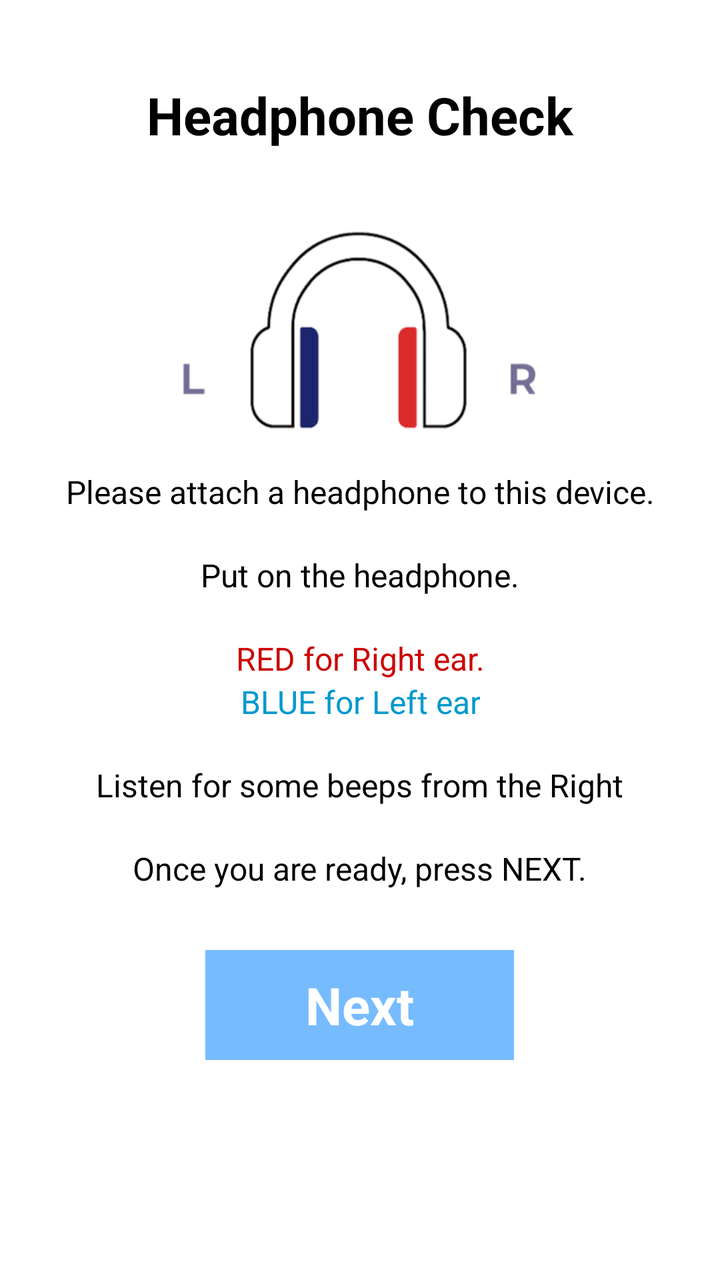
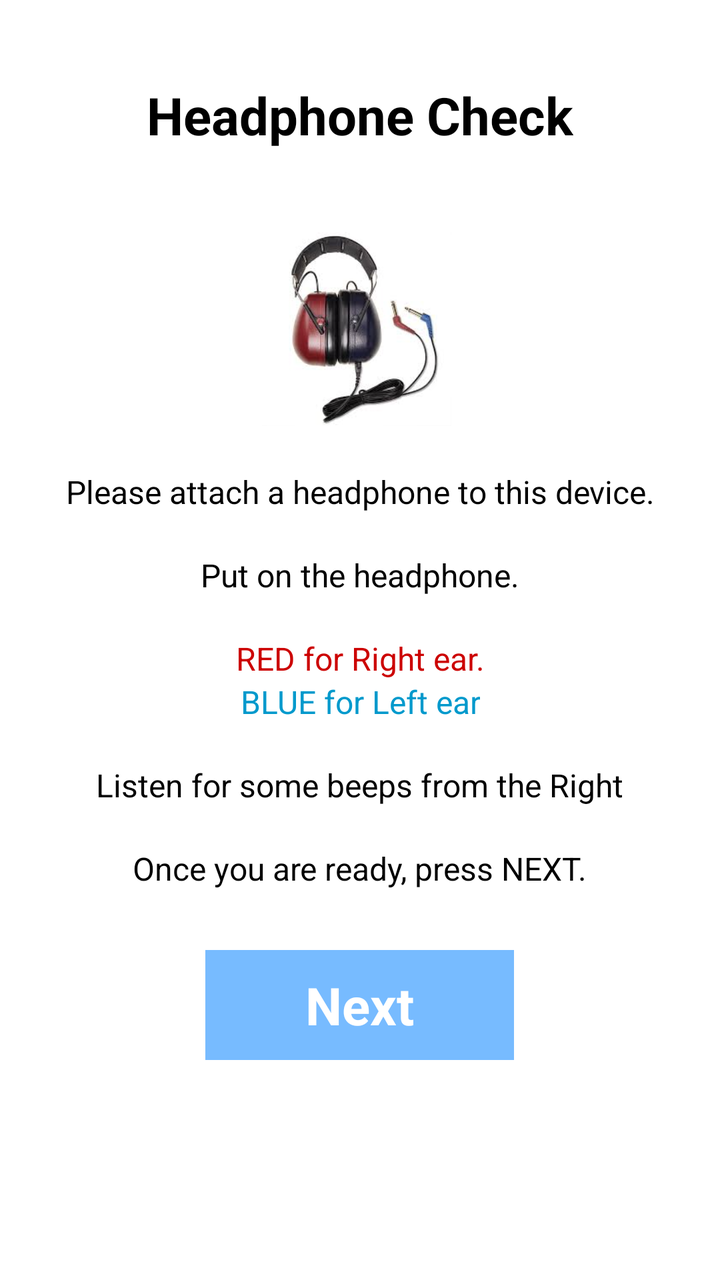

Before-and-after screenshots of an Android layout around one commit, followed by the original layout XML and the change that was made.
<!-- AndroidManifest.xml: application theme Theme.IAhead -->
<!-- res/layout/activity_headphonesetting.xml -->
<?xml version="1.0" encoding="utf-8"?>
<RelativeLayout xmlns:android="http://schemas.android.com/apk/res/android"
    android:layout_width="match_parent"
    android:layout_height="match_parent">

    <ScrollView
        android:layout_width="match_parent"
        android:layout_height="match_parent">

    <LinearLayout
        android:layout_width="match_parent"
        android:layout_height="match_parent"
        android:orientation="vertical">

        <TextView
            android:gravity="center_horizontal"
            android:layout_width="wrap_content"
            android:layout_height="wrap_content"
            android:text="Headphone Check"
            android:textStyle="bold"
            android:textSize="26dp"
            android:textColor="@color/black"
            android:layout_marginTop="40dp"
            android:layout_gravity="center_horizontal"/>

        <ImageView
            android:layout_gravity="center_horizontal"
            android:id="@+id/iv_setting"
            android:layout_marginTop="40dp"
            android:background="@drawable/setting"
            android:layout_width="180dp"
            android:layout_height="100dp"/>

        <TextView
            android:gravity="center_horizontal"
            android:layout_width="wrap_content"
            android:layout_height="wrap_content"
            android:text="Please attach a headphone to this device."
            android:textSize="16dp"
            android:layout_marginLeft="20dp"
            android:layout_marginRight="20dp"
            android:textColor="@color/black"
            android:layout_marginTop="20dp"
            android:layout_gravity="center_horizontal"/>

        <TextView
            android:gravity="center_horizontal"
            android:layout_width="wrap_content"
            android:layout_height="wrap_content"
            android:text="Put on the headphone."
            android:textSize="16dp"
            android:layout_marginLeft="20dp"
            android:layout_marginRight="20dp"
            android:textColor="@color/black"
            android:layout_marginTop="20dp"
            android:layout_gravity="center_horizontal"/>

        <TextView
            android:gravity="center_horizontal"
            android:layout_width="wrap_content"
            android:layout_height="wrap_content"
            android:text="RED for Right ear."
            android:textSize="16dp"
            android:layout_marginLeft="20dp"
            android:layout_marginRight="20dp"
            android:textColor="@android:color/holo_red_dark"
            android:layout_marginTop="20dp"
            android:layout_gravity="center_horizontal"/>

        <TextView
            android:gravity="center_horizontal"
            android:layout_width="wrap_content"
            android:layout_height="wrap_content"
            android:text="BLUE for Left ear"
            android:textSize="16dp"
            android:layout_marginLeft="20dp"
            android:layout_marginRight="20dp"
            android:textColor="@android:color/holo_blue_dark"
            android:layout_gravity="center_horizontal"/>

        <TextView
            android:gravity="center_horizontal"
            android:layout_width="wrap_content"
            android:layout_height="wrap_content"
            android:text="Listen for some beeps from the Right"
            android:textSize="16dp"
            android:layout_marginLeft="20dp"
            android:layout_marginRight="20dp"
            android:textColor="@color/black"
            android:layout_marginTop="20dp"
            android:layout_gravity="center_horizontal"/>

        <TextView
            android:gravity="center_horizontal"
            android:layout_width="wrap_content"
            android:layout_height="wrap_content"
            android:text="Once you are ready, press NEXT."
            android:textSize="16dp"
            android:layout_marginLeft="20dp"
            android:layout_marginRight="20dp"
            android:textColor="@color/black"
            android:layout_marginTop="20dp"
            android:layout_gravity="center_horizontal"/>

    <LinearLayout
        android:id="@+id/ll_next"
        android:layout_marginTop="30dp"
        android:layout_gravity="center_horizontal"
        android:layout_width="wrap_content"
        android:layout_height="wrap_content"
        android:background="@color/light_blue"
        android:orientation="horizontal">

        <TextView
            android:layout_marginRight="50dp"
            android:layout_marginLeft="50dp"
            android:layout_marginBottom="10dp"
            android:layout_marginTop="10dp"
            android:textStyle="bold"
            android:layout_width="wrap_content"
            android:layout_height="wrap_content"
            android:text="Next"
            android:textSize="26dp"
            android:textColor="@color/white"/>
    </LinearLayout>
    </LinearLayout>

    </ScrollView>

    <ImageView
        android:visibility="gone"
        android:id="@+id/iv_alert"
        android:layout_centerVertical="true"
        android:layout_marginRight="50dp"
        android:layout_marginLeft="50dp"
        android:layout_width="match_parent"
        android:layout_height="300dp"
        android:background="@drawable/alert"/>
</RelativeLayout>
<!-- resources referenced by this layout -->
<resources>
  <color name="black">#FF000000</color>
  <color name="light_blue">#77bbff</color>
  <color name="white">#FFFFFFFF</color>
  <!-- drawable alert: png bitmap (drawable, 91112 bytes) -->
  <!-- drawable setting: png bitmap (drawable, 31028 bytes) -->
  <style name="Theme.IAhead" parent="Theme.MaterialComponents.DayNight.NoActionBar">
          
          <item name="colorPrimary">@color/purple_500</item>
          <item name="colorPrimaryVariant">@color/purple_700</item>
          <item name="colorOnPrimary">@color/white</item>
          
          <item name="colorSecondary">@color/teal_200</item>
          <item name="colorSecondaryVariant">@color/teal_700</item>
          <item name="colorOnSecondary">@color/black</item>
          
          <item name="android:statusBarColor">?attr/colorPrimaryVariant</item>
          
      </style>
  <color name="purple_500">#FF6200EE</color>
  <color name="purple_700">#FF3700B3</color>
  <color name="teal_200">#FF03DAC5</color>
  <color name="teal_700">#FF018786</color>
</resources>

<!-- the commit's change to res/layout/activity_headphonesetting.xml (unified diff, before → after) -->
@@ -27,8 +27,8 @@
             android:layout_gravity="center_horizontal"
             android:id="@+id/iv_setting"
             android:layout_marginTop="40dp"
-            android:background="@drawable/setting"
-            android:layout_width="180dp"
+            android:background="@drawable/headset_new"
+            android:layout_width="100dp"
             android:layout_height="100dp"/>
 
         <TextView
<!-- resource entries referenced after the edit -->
@@ -4,7 +4,7 @@
   <color name="light_blue">#77bbff</color>
   <color name="white">#FFFFFFFF</color>
   <!-- drawable alert: png bitmap (drawable, 91112 bytes) -->
-  <!-- drawable setting: png bitmap (drawable, 31028 bytes) -->
+  <!-- drawable headset_new: png bitmap (drawable, 416521 bytes) -->
   <style name="Theme.IAhead" parent="Theme.MaterialComponents.DayNight.NoActionBar">
           
           <item name="colorPrimary">@color/purple_500</item>
